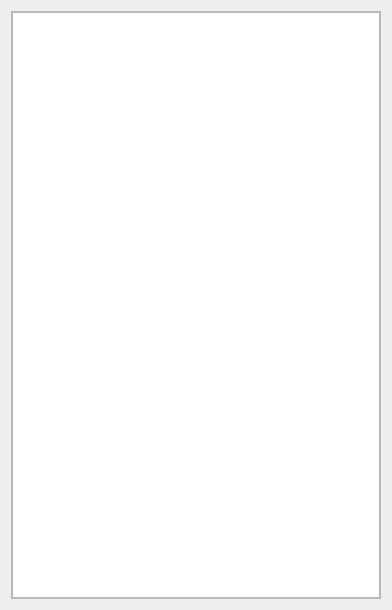
Qt form src/ra/widgets/gameeventswidget.ui (robotics-erlangen/framework) before a commit.
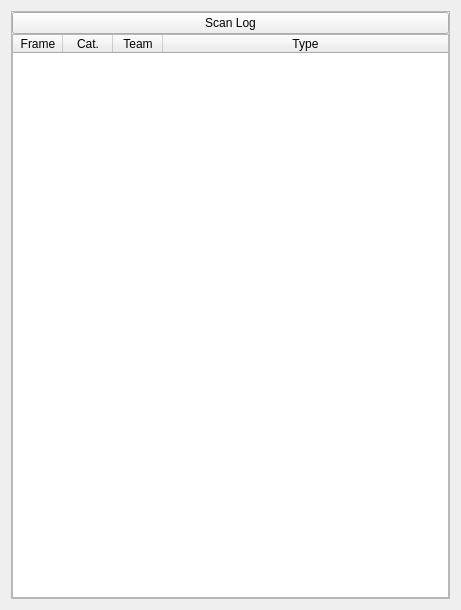
The same form after that commit.

Commit message: ra: gameeventswidget: display team information for events

The edit to the form file:
```diff
--- a/src/ra/widgets/gameeventswidget.ui
+++ b/src/ra/widgets/gameeventswidget.ui
@@ -6,7 +6,7 @@
    <rect>
     <x>0</x>
     <y>0</y>
-    <width>392</width>
+    <width>461</width>
     <height>610</height>
    </rect>
   </property>
@@ -24,7 +24,7 @@
        <rect>
         <x>0</x>
         <y>0</y>
-        <width>372</width>
+        <width>441</width>
         <height>590</height>
        </rect>
       </property>
@@ -44,8 +44,72 @@
        <property name="spacing">
         <number>0</number>
        </property>
+       <item row="1" column="0">
+        <widget class="QTableWidget" name="eventTable">
+         <property name="editTriggers">
+          <set>QAbstractItemView::NoEditTriggers</set>
+         </property>
+         <property name="selectionBehavior">
+          <enum>QAbstractItemView::SelectRows</enum>
+         </property>
+         <property name="showGrid">
+          <bool>false</bool>
+         </property>
+         <property name="sortingEnabled">
+          <bool>true</bool>
+         </property>
+         <property name="cornerButtonEnabled">
+          <bool>true</bool>
+         </property>
+         <property name="columnCount">
+          <number>4</number>
+         </property>
+         <attribute name="horizontalHeaderCascadingSectionResizes">
+          <bool>false</bool>
+         </attribute>
+         <attribute name="horizontalHeaderDefaultSectionSize">
+          <number>50</number>
+         </attribute>
+         <attribute name="horizontalHeaderStretchLastSection">
+          <bool>true</bool>
+         </attribute>
+         <attribute name="verticalHeaderVisible">
+          <bool>false</bool>
+         </attribute>
+         <attribute name="verticalHeaderShowSortIndicator" stdset="0">
+          <bool>true</bool>
+         </attribute>
+         <attribute name="verticalHeaderStretchLastSection">
+          <bool>false</bool>
+         </attribute>
+         <column>
+          <property name="text">
+           <string>Frame</string>
+          </property>
+         </column>
+         <column>
+          <property name="text">
+           <string>Cat.</string>
+          </property>
+         </column>
+         <column>
+          <property name="text">
+           <string>Team</string>
+          </property>
+         </column>
+         <column>
+          <property name="text">
+           <string>Type</string>
+          </property>
+         </column>
+        </widget>
+       </item>
        <item row="0" column="0">
-        <widget class="QTableWidget" name="tableWidget"/>
+        <widget class="QPushButton" name="scanLog">
+         <property name="text">
+          <string>Scan Log</string>
+         </property>
+        </widget>
        </item>
       </layout>
      </widget>
```
The commit also changes 4 other files.
